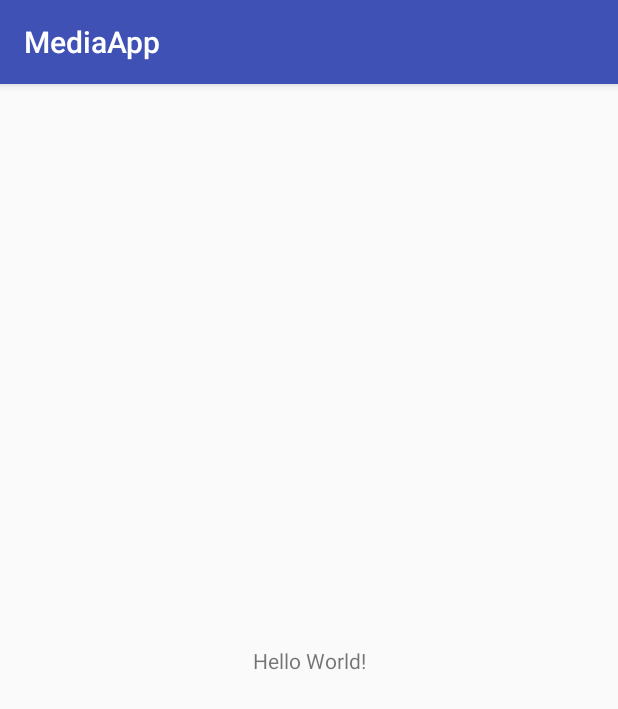
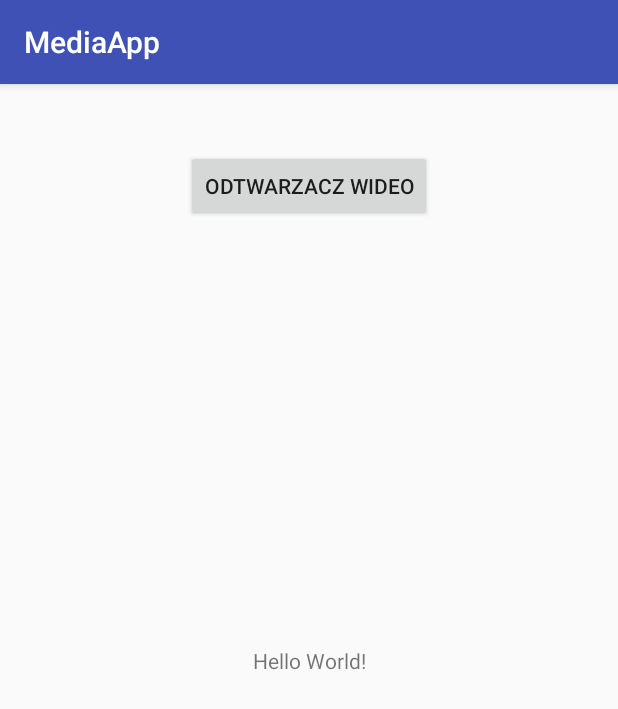
Before and after one commit to KamilPlisWSIZ/ProjektAplikacjeMobilne, an Android app: the screen it shows after launch (MainActivity), on a phone screen of 412 x 824 dp. Shown: the top 709 px of the screen. Run offline under Robolectric (Android 15) with nearby library versions, the phone set to English and light mode, and no system bars.

Commit message:
Dodanie prostego odtwarzacza.

```diff
--- a/app/build.gradle
+++ b/app/build.gradle
@@ -4,7 +4,7 @@ android {
     compileSdkVersion 27
     defaultConfig {
         applicationId "com.example.mediaapp"
-        minSdkVersion 15
+        minSdkVersion 21
         targetSdkVersion 27
         versionCode 1
         versionName "1.0"
--- a/app/src/main/AndroidManifest.xml
+++ b/app/src/main/AndroidManifest.xml
@@ -16,6 +16,7 @@
                 <category android:name="android.intent.category.LAUNCHER" />
             </intent-filter>
         </activity>
+        <activity android:name=".VideoPlayer"></activity>
     </application>
 
 </manifest>
--- a/app/src/main/java/com/example/mediaapp/MainActivity.java
+++ b/app/src/main/java/com/example/mediaapp/MainActivity.java
@@ -1,7 +1,10 @@
 package com.example.mediaapp;
 
+import android.content.Intent;
 import android.support.v7.app.AppCompatActivity;
 import android.os.Bundle;
+import android.view.View;
+import android.widget.Button;
 
 public class MainActivity extends AppCompatActivity {
 
@@ -9,5 +12,16 @@ public class MainActivity extends AppCompatActivity {
     protected void onCreate(Bundle savedInstanceState) {
         super.onCreate(savedInstanceState);
         setContentView(R.layout.activity_main);
+
+        Button yourButton = (Button) findViewById(R.id.button1);
+
+        yourButton.setOnClickListener(new View.OnClickListener(){
+            public void onClick(View v){
+                startActivity(new Intent(MainActivity.this, VideoPlayer.class));
+            }
+        });
+
+
+
     }
 }
--- a/app/src/main/res/layout/activity_main.xml
+++ b/app/src/main/res/layout/activity_main.xml
@@ -15,4 +15,16 @@
         app:layout_constraintRight_toRightOf="parent"
         app:layout_constraintTop_toTopOf="parent" />
 
+    <Button
+        android:id="@+id/button1"
+        android:layout_width="wrap_content"
+        android:layout_height="wrap_content"
+
+        android:layout_marginTop="44dp"
+
+        android:text="Odtwarzacz wideo"
+        app:layout_constraintLeft_toLeftOf="parent"
+        app:layout_constraintRight_toRightOf="parent"
+        app:layout_constraintTop_toTopOf="parent" />
+
 </android.support.constraint.ConstraintLayout>
```
Also changed, not shown: app/src/main/java/com/example/mediaapp/VideoPlayer.java (added, +36 -0 lines), app/src/main/res/layout/activity_video_player.xml (added, +31 -0 lines), 1 other file.
